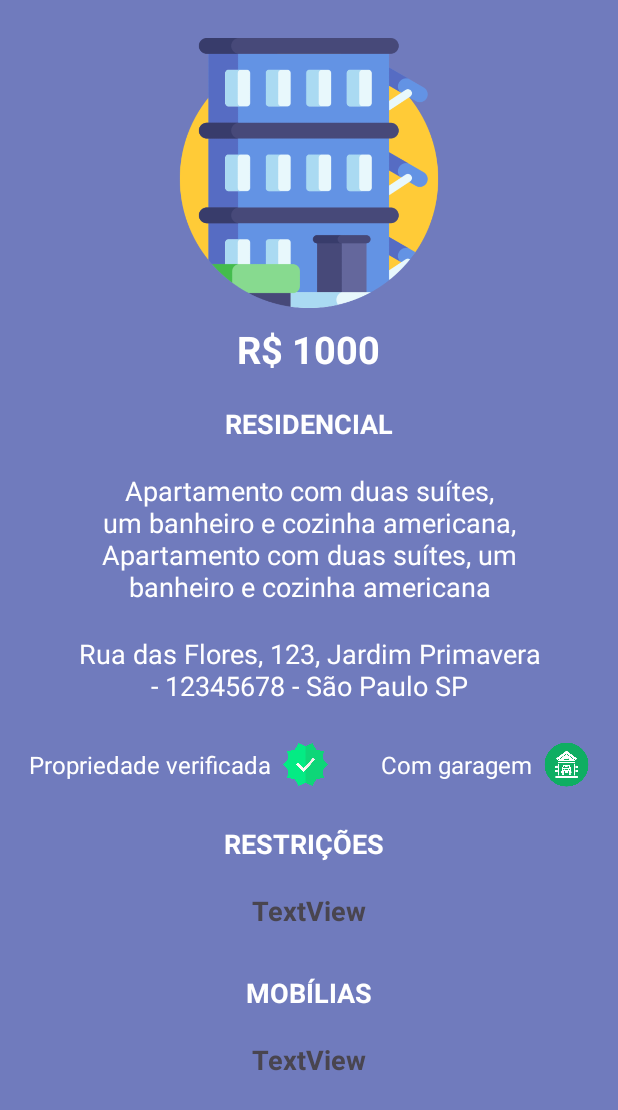
After one commit to GabrielSilper/blue-spot-android-app-mvvm, an Android app: the layout activity_property.xml on its own in the app's theme, with its tools: preview values and no code run, on a phone screen of 412 x 824 dp. The commit adds this screen. Shown: the top 1110 px of the screen. Run offline under Robolectric (Android 15) with nearby library versions, the phone set to English and light mode, and no system bars.

Commit message:
feat: Tela para ver detalhes de uma Propriedade

```diff
--- a/app/src/main/AndroidManifest.xml
+++ b/app/src/main/AndroidManifest.xml
@@ -14,6 +14,9 @@
         android:supportsRtl="true"
         android:theme="@style/Theme.BlueSpotAppMVVM"
         tools:targetApi="31">
+        <activity
+            android:name=".view.PropertyActivity"
+            android:exported="false" />
         <activity
             android:name=".view.MyPropertiesActivity"
             android:exported="false" />
--- a/app/src/main/java/com/ifam/pdm/bluespotappmvvm/services/PropertyService.kt
+++ b/app/src/main/java/com/ifam/pdm/bluespotappmvvm/services/PropertyService.kt
@@ -10,6 +10,7 @@ class PropertyService(private val retrofitService: RetrofitService) {
     ) = retrofitService.createProperty(landlordId, propertyCreationDto)
 
     fun findAllProperties() = retrofitService.findAllProperties()
+    fun findPropertyById(propertyId: String) = retrofitService.findPropertyById(propertyId)
 
     fun findMyProperties(landlordId: String) = retrofitService.findMyProperties(landlordId)
 }
--- a/app/src/main/java/com/ifam/pdm/bluespotappmvvm/services/RetrofitService.kt
+++ b/app/src/main/java/com/ifam/pdm/bluespotappmvvm/services/RetrofitService.kt
@@ -29,6 +29,9 @@ interface RetrofitService {
     @GET("properties")
     fun findAllProperties(): Call<List<Property>>
 
+    @GET("properties/{propertyId}")
+    fun findPropertyById(@Path("propertyId") propertyId: String): Call<Property>
+
     @GET("landlords/{landlordId}/properties")
     fun findMyProperties(
         @Path(value = "landlordId") landlordId: String,
--- a/app/src/main/java/com/ifam/pdm/bluespotappmvvm/view/MyPropertiesActivity.kt
+++ b/app/src/main/java/com/ifam/pdm/bluespotappmvvm/view/MyPropertiesActivity.kt
@@ -19,7 +19,7 @@ class MyPropertiesActivity : AppCompatActivity() {
     private lateinit var binding: ActivityMyPropertiesBinding
     private lateinit var propertiesViewModel: PropertiesViewModel
     private val retrofitService = RetrofitService.getInstance()
-    private val adapter = PropertyAdapter()
+    private val adapter = PropertyAdapter {}
 
     override fun onCreate(savedInstanceState: Bundle?) {
         super.onCreate(savedInstanceState)
--- a/app/src/main/res/layout/activity_my_profile.xml
+++ b/app/src/main/res/layout/activity_my_profile.xml
@@ -39,6 +39,7 @@
         android:layout_width="wrap_content"
         android:layout_height="wrap_content"
         android:text="@string/faça_login"
+        android:textAlignment="center"
         android:textSize="25dp"
         app:layout_constraintBottom_toBottomOf="parent"
         app:layout_constraintEnd_toEndOf="parent"
--- /dev/null
+++ b/app/src/main/res/layout/activity_property.xml
@@ -0,0 +1,182 @@
+<?xml version="1.0" encoding="utf-8"?>
+
+
+<androidx.constraintlayout.widget.ConstraintLayout xmlns:android="http://schemas.android.com/apk/res/android"
+    xmlns:app="http://schemas.android.com/apk/res-auto"
+    xmlns:tools="http://schemas.android.com/tools"
+    android:layout_width="match_parent"
+    android:layout_height="match_parent"
+    android:background="@color/blueLight"
+    tools:context=".view.PropertyActivity">
+
+    <ImageView
+        android:id="@+id/imgPropriedade"
+        android:layout_width="180sp"
+        android:layout_height="180sp"
+        android:layout_marginTop="25dp"
+        app:layout_constraintEnd_toEndOf="parent"
+        app:layout_constraintStart_toStartOf="parent"
+        app:layout_constraintTop_toTopOf="parent"
+        app:srcCompat="@drawable/property_image" />
+
+    <TextView
+        android:id="@+id/txtValor"
+        android:layout_width="wrap_content"
+        android:layout_height="wrap_content"
+        android:layout_marginTop="10dp"
+        android:text="R$ 1000"
+        android:textColor="@color/white"
+        android:textSize="25sp"
+        android:textStyle="bold"
+        app:layout_constraintEnd_toEndOf="parent"
+        app:layout_constraintHorizontal_bias="0.498"
+        app:layout_constraintStart_toStartOf="parent"
+        app:layout_constraintTop_toBottomOf="@+id/imgPropriedade" />
+
+    <TextView
+        android:id="@+id/txtTipoPropriedade"
+        android:layout_width="wrap_content"
+        android:layout_height="wrap_content"
+        android:layout_marginTop="20dp"
+        android:text="RESIDENCIAL"
+        android:textColor="@color/white"
+        android:textSize="18sp"
+        android:textStyle="bold"
+        app:layout_constraintEnd_toEndOf="parent"
+        app:layout_constraintStart_toStartOf="parent"
+        app:layout_constraintTop_toBottomOf="@+id/txtValor" />
+
+    <TextView
+        android:id="@+id/txtMobilias"
+        android:layout_width="wrap_content"
+        android:layout_height="wrap_content"
+        android:layout_marginTop="20dp"
+        android:text="MOBÍLIAS"
+        android:textColor="@color/white"
+        android:textSize="18sp"
+        android:textStyle="bold"
+        app:layout_constraintEnd_toEndOf="parent"
+        app:layout_constraintHorizontal_bias="0.5"
+        app:layout_constraintStart_toStartOf="parent"
+        app:layout_constraintTop_toBottomOf="@+id/recyclerViewRestricoes" />
+
+    <TextView
+        android:id="@+id/txtRestricoes"
+        android:layout_width="wrap_content"
+        android:layout_height="wrap_content"
+        android:layout_marginTop="20dp"
+        android:text="RESTRIÇÕES"
+        android:textColor="@color/white"
+        android:textSize="18sp"
+        android:textStyle="bold"
+        app:layout_constraintEnd_toEndOf="parent"
+        app:layout_constraintHorizontal_bias="0.49"
+        app:layout_constraintStart_toStartOf="parent"
+        app:layout_constraintTop_toBottomOf="@+id/layout_add_restricoes" />
+
+    <TextView
+        android:id="@+id/txtDescricao"
+        android:layout_width="0dp"
+        android:layout_height="wrap_content"
+        android:layout_marginTop="20dp"
+        android:gravity="center"
+        android:text="@string/descricao"
+        android:textColor="@color/white"
+        android:textSize="18sp"
+        app:layout_constraintEnd_toEndOf="parent"
+        app:layout_constraintStart_toStartOf="parent"
+        app:layout_constraintTop_toBottomOf="@+id/txtTipoPropriedade"
+        app:layout_constraintWidth_percent="0.75" />
+
+    <TextView
+        android:id="@+id/txtEndereco"
+        android:layout_width="309dp"
+        android:layout_height="wrap_content"
+        android:layout_marginTop="20dp"
+        android:gravity="center"
+        android:text="@string/endereco"
+        android:textColor="@color/white"
+        android:textSize="18sp"
+        app:layout_constraintEnd_toEndOf="parent"
+        app:layout_constraintHorizontal_bias="0.5"
+        app:layout_constraintStart_toStartOf="parent"
+        app:layout_constraintTop_toBottomOf="@+id/txtDescricao"
+        app:layout_constraintWidth_percent="0.75" />
+
+    <androidx.appcompat.widget.LinearLayoutCompat
+        android:id="@+id/layout_add_restricoes"
+        android:layout_width="match_parent"
+        android:layout_height="wrap_content"
+        android:layout_marginTop="20dp"
+        android:gravity="center"
+        android:orientation="horizontal"
+        android:padding="5dp"
+        app:layout_constraintEnd_toEndOf="parent"
+        app:layout_constraintStart_toStartOf="parent"
+        app:layout_constraintTop_toBottomOf="@+id/txtEndereco">
+
+        <TextView
+            android:id="@+id/txtVerificado"
+            android:layout_width="wrap_content"
+            android:layout_height="wrap_content"
+            android:textColor="@color/white"
+            android:textSize="16sp"
+            android:layout_marginRight="8sp"
+            android:text="Propriedade verificada" />
+
+        <ImageView
+            android:id="@+id/imgVerificado"
+            android:layout_width="30sp"
+            android:layout_height="30sp"
+            android:contentDescription="icone de verificado"
+            android:layout_marginRight="35sp"
+            app:srcCompat="@drawable/verified" />
+
+        <TextView
+            android:id="@+id/txtGaragem"
+            android:layout_width="wrap_content"
+            android:layout_height="wrap_content"
+            android:textColor="@color/white"
+            android:textSize="16sp"
+            android:layout_marginRight="8sp"
+            android:text="Com garagem" />
+
+        <ImageView
+            android:id="@+id/imgGaragem"
+            android:layout_width="30sp"
+            android:layout_height="30sp"
+            android:contentDescription="icone de verificado"
+            app:srcCompat="@drawable/garage" />
+
+
+    </androidx.appcompat.widget.LinearLayoutCompat>
+
+    <androidx.recyclerview.widget.RecyclerView
+        android:id="@+id/recyclerViewRestricoes"
+        style="@style/RecyclerViewStyle"
+        android:layout_width="wrap_content"
+        android:layout_height="wrap_content"
+        android:layout_marginTop="10dp"
+        android:background="@color/blueLight"
+        app:layout_constraintEnd_toEndOf="parent"
+        app:layout_constraintHorizontal_bias="0.5"
+        app:layout_constraintStart_toStartOf="parent"
+        app:layout_constraintTop_toBottomOf="@+id/txtRestricoes"
+        tools:itemCount="1"
+        tools:listitem="@layout/item_list" />
+
+    <androidx.recyclerview.widget.RecyclerView
+        android:id="@+id/recyclerViewMobilia"
+        style="@style/RecyclerViewStyle"
+        android:layout_width="wrap_content"
+        android:layout_height="wrap_content"
+        android:layout_marginTop="10dp"
+        android:background="@color/blueLight"
+        app:layout_constraintEnd_toEndOf="parent"
+        app:layout_constraintHorizontal_bias="0.5"
+        app:layout_constraintStart_toStartOf="parent"
+        app:layout_constraintTop_toBottomOf="@+id/txtMobilias"
+        tools:itemCount="1"
+        tools:listitem="@layout/item_list" />
+
+</androidx.constraintlayout.widget.ConstraintLayout>
--- a/app/src/main/res/layout/card_propriedade.xml
+++ b/app/src/main/res/layout/card_propriedade.xml
@@ -8,7 +8,7 @@
     android:padding="15dp"
     android:layout_marginTop="15dp"
     android:layout_marginHorizontal="20dp"
-    tools:context=".ui.Propriedade">
+    >
 
     <ImageView
         android:id="@+id/propriedade_image"
--- a/app/src/main/res/values/strings.xml
+++ b/app/src/main/res/values/strings.xml
@@ -8,13 +8,14 @@
     <string name="home">Ver propriedades disponíveis</string>
     <string name="blueSpotUrl">https://blue-spot-kotlin-api-production.up.railway.app/</string>
     <string name="descricao">Apartamento com duas suítes, um banheiro e cozinha americana, Apartamento com duas suítes, um banheiro e cozinha americana</string>
+    <string name="endereco">Rua das Flores, 123, Jardim Primavera - 12345678 - São Paulo SP</string>
     <string name="minhas_propriedades">Minhas propriedades</string>
     <string name="title_activity_button_navigation">Button_navigation</string>
     <string name="title_home">Home</string>
     <string name="title_dashboard">Dashboard</string>
     <string name="title_notifications">Notifications</string>
     <string name="ver_perfil">Ver meu perfil</string>
-    <string name="faça_login">Faça login primeiro</string>
+    <string name="faça_login">Faça login para ver suas informações</string>
     <string name="fazer_login">Fazer login</string>
     <string name="title_activity_tela_principal">telaPrincipal</string>
     <string name="title_inicial">Pagina Inicial</string>
```
Also changed, not shown: app/src/main/java/com/ifam/pdm/bluespotappmvvm/adapters/ItemListAdapter.kt (+6 -1 lines), app/src/main/java/com/ifam/pdm/bluespotappmvvm/adapters/PropertyAdapter.kt (+8 -3 lines), app/src/main/java/com/ifam/pdm/bluespotappmvvm/view/PropertiesActivity.kt (+8 -1 lines), app/src/main/java/com/ifam/pdm/bluespotappmvvm/view/PropertyActivity.kt (added, +74 -0 lines), app/src/main/java/com/ifam/pdm/bluespotappmvvm/viewmodels/PropertyViewModel.kt (+13 -0 lines).
